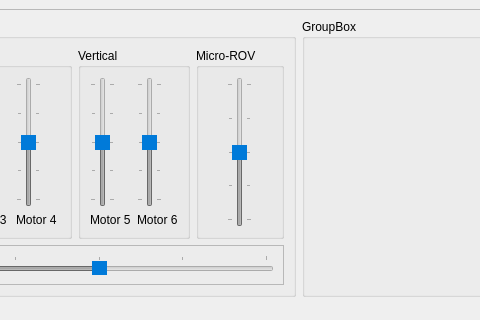
ShaneTWilliams/husky-rov, file ui/husky_explorer.ui: the form before one commit; both pictures show x 177 to 657 and y 0 to 320 of the 800 by 600 pixel window.
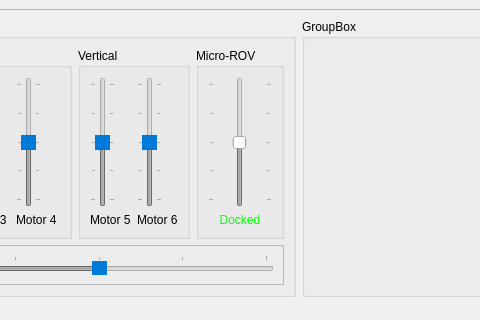
The form after the commit. Icons and pictures are not drawn.

Diff of the .ui file:
```diff
--- a/ui/husky_explorer.ui
+++ b/ui/husky_explorer.ui
@@ -20,6 +20,9 @@
    <iconset>
     <normaloff>husky.jpeg</normaloff>husky.jpeg</iconset>
   </property>
+  <property name="layoutDirection">
+   <enum>Qt::LeftToRight</enum>
+  </property>
   <property name="toolButtonStyle">
    <enum>Qt::ToolButtonIconOnly</enum>
   </property>
@@ -284,46 +287,6 @@
             </layout>
            </widget>
           </item>
-          <item row="0" column="2">
-           <widget class="QGroupBox" name="uRovFrame">
-            <property name="enabled">
-             <bool>true</bool>
-            </property>
-            <property name="title">
-             <string>Micro-ROV</string>
-            </property>
-            <layout class="QHBoxLayout" name="horizontalLayout_2">
-             <item>
-              <widget class="QSlider" name="uMotorSlider">
-               <property name="enabled">
-                <bool>false</bool>
-               </property>
-               <property name="styleSheet">
-                <string notr="true">QSlider::handle:vertical:disabled {background-color: rgb(0, 122, 217);}</string>
-               </property>
-               <property name="minimum">
-                <number>1300</number>
-               </property>
-               <property name="maximum">
-                <number>1700</number>
-               </property>
-               <property name="value">
-                <number>1500</number>
-               </property>
-               <property name="orientation">
-                <enum>Qt::Vertical</enum>
-               </property>
-               <property name="tickPosition">
-                <enum>QSlider::TicksBothSides</enum>
-               </property>
-               <property name="tickInterval">
-                <number>100</number>
-               </property>
-              </widget>
-             </item>
-            </layout>
-           </widget>
-          </item>
           <item row="1" column="0" colspan="3">
            <widget class="QFrame" name="sensitivityFrame">
             <property name="frameShape">
@@ -371,6 +334,98 @@
             </layout>
            </widget>
           </item>
+          <item row="0" column="2">
+           <widget class="QGroupBox" name="uRovFrame">
+            <property name="enabled">
+             <bool>true</bool>
+            </property>
+            <property name="sizePolicy">
+             <sizepolicy hsizetype="MinimumExpanding" vsizetype="Preferred">
+              <horstretch>0</horstretch>
+              <verstretch>0</verstretch>
+             </sizepolicy>
+            </property>
+            <property name="layoutDirection">
+             <enum>Qt::LeftToRight</enum>
+            </property>
+            <property name="title">
+             <string>Micro-ROV</string>
+            </property>
+            <property name="alignment">
+             <set>Qt::AlignLeading|Qt::AlignLeft|Qt::AlignTop</set>
+            </property>
+            <layout class="QVBoxLayout" name="verticalLayout">
+             <item>
+              <widget class="QSlider" name="uMotorSlider">
+               <property name="enabled">
+                <bool>false</bool>
+               </property>
+               <property name="sizePolicy">
+                <sizepolicy hsizetype="Preferred" vsizetype="Expanding">
+                 <horstretch>0</horstretch>
+                 <verstretch>0</verstretch>
+                </sizepolicy>
+               </property>
+               <property name="acceptDrops">
+                <bool>false</bool>
+               </property>
+               <property name="layoutDirection">
+                <enum>Qt::LeftToRight</enum>
+               </property>
+               <property name="autoFillBackground">
+                <bool>false</bool>
+               </property>
+               <property name="styleSheet">
+                <string notr="true"/>
+               </property>
+               <property name="minimum">
+                <number>1300</number>
+               </property>
+               <property name="maximum">
+                <number>1700</number>
+               </property>
+               <property name="value">
+                <number>1500</number>
+               </property>
+               <property name="orientation">
+                <enum>Qt::Vertical</enum>
+               </property>
+               <property name="invertedAppearance">
+                <bool>false</bool>
+               </property>
+               <property name="tickPosition">
+                <enum>QSlider::TicksBothSides</enum>
+               </property>
+               <property name="tickInterval">
+                <number>100</number>
+               </property>
+              </widget>
+             </item>
+             <item>
+              <widget class="QLabel" name="uRovStatus">
+               <property name="sizePolicy">
+                <sizepolicy hsizetype="Preferred" vsizetype="Preferred">
+                 <horstretch>0</horstretch>
+                 <verstretch>0</verstretch>
+                </sizepolicy>
+               </property>
+               <property name="layoutDirection">
+                <enum>Qt::LeftToRight</enum>
+               </property>
+               <property name="styleSheet">
+                <string notr="true">color: rgb(0,255,0)</string>
+               </property>
+               <property name="text">
+                <string>Docked</string>
+               </property>
+               <property name="alignment">
+                <set>Qt::AlignCenter</set>
+               </property>
+              </widget>
+             </item>
+            </layout>
+           </widget>
+          </item>
          </layout>
         </widget>
        </item>
```
Left out of the diff: 1 changed line with no effect on the pictures.
